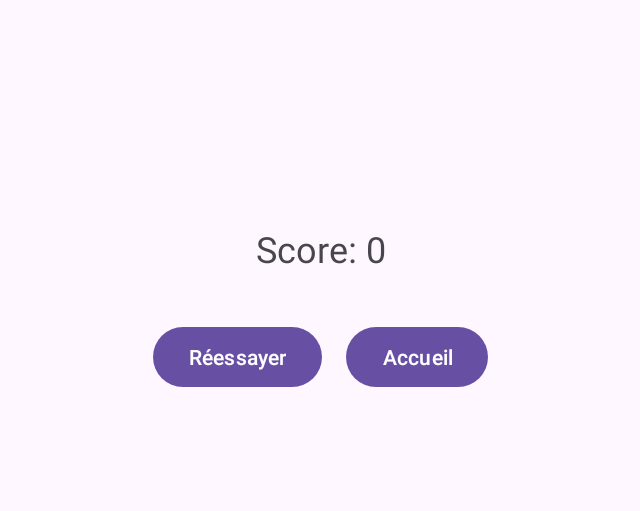
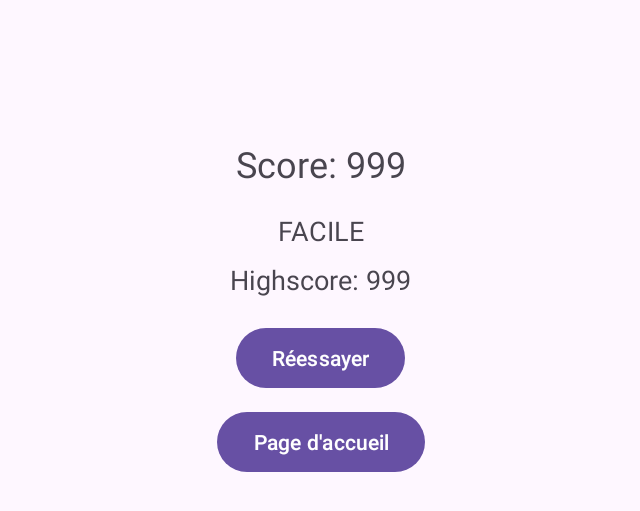
Before and after one commit to florianleca/mini-game-android, an Android app: the screen it shows after launch (DefeatActivity), on a phone screen of 824 x 412 dp (held sideways). Shown: the top 511 px of the screen, without its empty margins (297-937 px from the left). Run offline under Robolectric (Android 15) with nearby library versions, the phone set to English and light mode, and no system bars.

Commit message:
Gestion high score ok

```diff
--- a/app/build.gradle.kts
+++ b/app/build.gradle.kts
@@ -40,4 +40,5 @@ dependencies {
     testImplementation(libs.junit)
     androidTestImplementation(libs.ext.junit)
     androidTestImplementation(libs.espresso.core)
+    implementation("com.google.code.gson:gson:2.8.8")
 }
--- a/app/src/main/java/com/example/minijeu/DefeatActivity.java
+++ b/app/src/main/java/com/example/minijeu/DefeatActivity.java
@@ -7,25 +7,39 @@ import android.widget.Button;
 import android.widget.TextView;
 import androidx.appcompat.app.AppCompatActivity;
 
+import java.util.List;
+
 public class DefeatActivity extends AppCompatActivity {
+
+    private int score;
+    private String difficulty;
 
     @Override
     protected void onCreate(Bundle savedInstanceState) {
         super.onCreate(savedInstanceState);
         setContentView(R.layout.activity_defeat);
 
-        int score = getIntent().getIntExtra("score", 0);
+        score = getIntent().getIntExtra("score", 999);
+        difficulty = getIntent().getStringExtra("difficulty");
+        if (difficulty == null){
+            difficulty = "FACILE";
+        }
 
         TextView scoreText = findViewById(R.id.defeat_score_text);
+
+        TextView difficultyView = findViewById(R.id.defeat_difficulty_text);
+        TextView highScoreTextView = findViewById(R.id.defeat_highscore_text);
+        int highScore = findHighScore();
+
+        highScoreTextView.setText("Highscore: " + highScore);
         scoreText.setText("Score: " + score);
+        difficultyView.setText(difficulty);
 
         Button retryButton = findViewById(R.id.defeat_retry_button);
         retryButton.setOnClickListener(new View.OnClickListener() {
             @Override
             public void onClick(View v) {
-                Intent intent = new Intent(DefeatActivity.this, MainActivity.class);
-                startActivity(intent);
-                finish();
+                addScoreAndNavigate(MainActivity.class);
             }
         });
 
@@ -33,10 +47,28 @@ public class DefeatActivity extends AppCompatActivity {
         homepageButton.setOnClickListener(new View.OnClickListener() {
             @Override
             public void onClick(View v) {
-                Intent intent = new Intent(DefeatActivity.this, HomePageActivity.class); // Remplacez MainActivity par votre activité principale
-                startActivity(intent);
-                finish();
+                addScoreAndNavigate(HomePageActivity.class);
             }
         });
     }
+
+    private int findHighScore() {
+        List<HighScore> highScores = HighScoreManager.getInstance(this).getMapHighScore().get(difficulty);
+        int highScore = 0;
+        if (highScores != null && !highScores.isEmpty()) {
+            highScore = highScores.get(0).getScore();
+        }
+        if (score > highScore){
+            highScore = score;
+        }
+        return highScore;
+    }
+
+    private void addScoreAndNavigate(Class<?> destinationActivity) {
+        HighScoreManager.getInstance(this).addHighScore(difficulty, new HighScore(difficulty, score));
+        HighScoreManager.getInstance(this).saveHighScores();
+        Intent intent = new Intent(DefeatActivity.this, destinationActivity);
+        startActivity(intent);
+        finish();
+    }
 }
--- /dev/null
+++ b/app/src/main/java/com/example/minijeu/HighScoreManager.java
@@ -0,0 +1,64 @@
+package com.example.minijeu;
+import android.content.Context;
+import android.content.SharedPreferences;
+import com.google.gson.Gson;
+import com.google.gson.reflect.TypeToken;
+import java.lang.reflect.Type;
+import java.util.ArrayList;
+import java.util.HashMap;
+import java.util.List;
+import java.util.Map;
+
+public class HighScoreManager {
+
+    private static HighScoreManager instance;
+    private Map<String, List<HighScore>> mapHighScore;
+    private Context context;
+
+    private HighScoreManager(Context context) {
+        this.context = context;
+        mapHighScore = new HashMap<>();
+        loadHighScores();
+    }
+
+    public static synchronized HighScoreManager getInstance(Context context) {
+        if (instance == null) {
+            instance = new HighScoreManager(context.getApplicationContext());
+        }
+        return instance;
+    }
+
+    public void addHighScore(String difficulty, HighScore highScore) {
+        if (mapHighScore.containsKey(difficulty)) {
+            mapHighScore.get(difficulty).add(highScore);
+        } else {
+            List<HighScore> newScores = new ArrayList<>();
+            newScores.add(highScore);
+            mapHighScore.put(difficulty, newScores);
+        }
+    }
+
+    public void saveHighScores() {
+        SharedPreferences prefs = context.getSharedPreferences("highscores", Context.MODE_PRIVATE);
+        SharedPreferences.Editor editor = prefs.edit();
+        Gson gson = new Gson();
+        String json = gson.toJson(mapHighScore);
+        editor.putString("highscores_map", json);
+        editor.apply();
+    }
+
+    public void loadHighScores() {
+        SharedPreferences prefs = context.getSharedPreferences("highscores", Context.MODE_PRIVATE);
+        Gson gson = new Gson();
+        String json = prefs.getString("highscores_map", null);
+        Type type = new TypeToken<Map<String, List<HighScore>>>() {}.getType();
+        mapHighScore = gson.fromJson(json, type);
+        if (mapHighScore == null) {
+            mapHighScore = new HashMap<>();
+        }
+    }
+
+    public Map<String, List<HighScore>> getMapHighScore() {
+        return mapHighScore;
+    }
+}
--- a/app/src/main/java/com/example/minijeu/HomePageActivity.java
+++ b/app/src/main/java/com/example/minijeu/HomePageActivity.java
@@ -25,14 +25,14 @@ public class HomePageActivity extends AppCompatActivity {
         buttonFacile.setOnClickListener(new View.OnClickListener() {
             @Override
             public void onClick(View v) {
-                demarrerJeu("facile");
+                demarrerJeu("FACILE");
             }
         });
 
         buttonDifficile.setOnClickListener(new View.OnClickListener() {
             @Override
             public void onClick(View v) {
-                demarrerJeu("difficile");
+                demarrerJeu("DIFFICILE");
             }
         });
 
--- a/app/src/main/res/layout/activity_defeat.xml
+++ b/app/src/main/res/layout/activity_defeat.xml
@@ -1,4 +1,3 @@
-<?xml version="1.0" encoding="utf-8"?>
 <LinearLayout xmlns:android="http://schemas.android.com/apk/res/android"
     android:layout_width="match_parent"
     android:layout_height="match_parent"
@@ -9,28 +8,34 @@
         android:id="@+id/defeat_score_text"
         android:layout_width="wrap_content"
         android:layout_height="wrap_content"
-        android:text="Score: 0"
+        android:text="Score: 250"
         android:textSize="24sp"
-        android:layout_marginBottom="32dp"/>
+        android:layout_marginBottom="16dp"/>
 
-    <LinearLayout
+    <TextView
+        android:id="@+id/defeat_difficulty_text"
         android:layout_width="wrap_content"
         android:layout_height="wrap_content"
-        android:orientation="horizontal">
+        android:textSize="18sp"
+        android:layout_marginBottom="8dp"/>
+
+    <TextView
+        android:id="@+id/defeat_highscore_text"
+        android:layout_width="wrap_content"
+        android:layout_height="wrap_content"
+        android:textSize="18sp"
+        android:layout_marginBottom="16dp"/>
 
     <Button
         android:id="@+id/defeat_retry_button"
         android:layout_width="wrap_content"
         android:layout_height="wrap_content"
         android:text="Réessayer"
-            android:layout_marginEnd="16dp"/>
+        android:layout_marginBottom="8dp"/>
 
     <Button
         android:id="@+id/defeat_homepage_button"
         android:layout_width="wrap_content"
         android:layout_height="wrap_content"
-            android:text="Accueil"/>
-
+        android:text="Page d'accueil"/>
 </LinearLayout>
-
-</LinearLayout>
```
Also changed, not shown: app/src/main/java/com/example/minijeu/HighScoreActivity.java (+26 -15 lines), app/src/main/java/com/example/minijeu/HighscoreAdapter.java (+9 -1 lines). Lines whose indentation alone changed are shown as unchanged.
